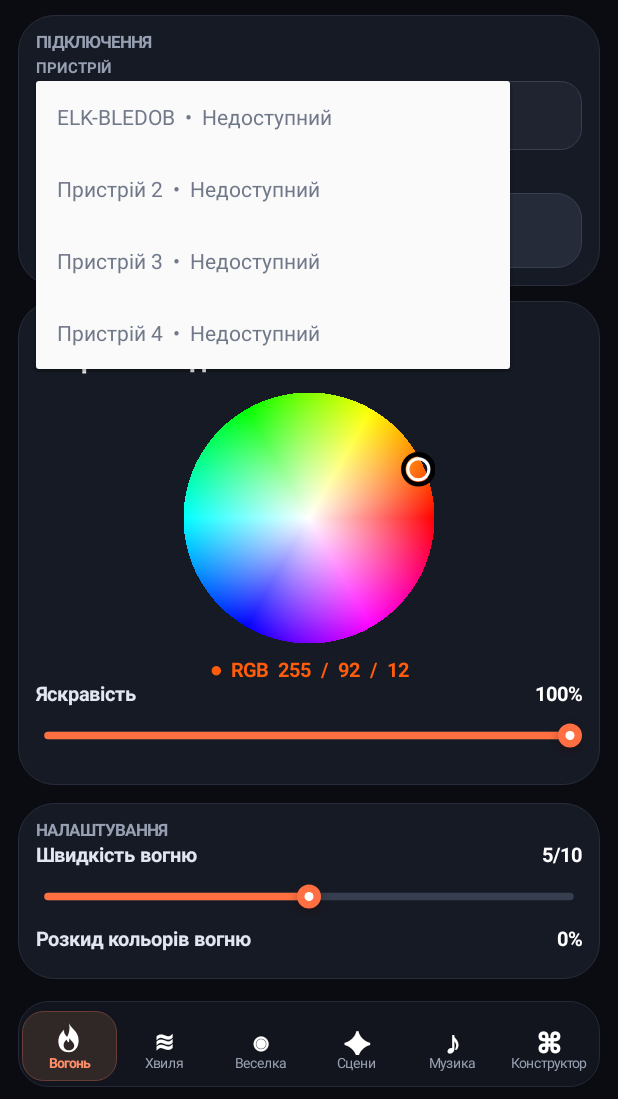
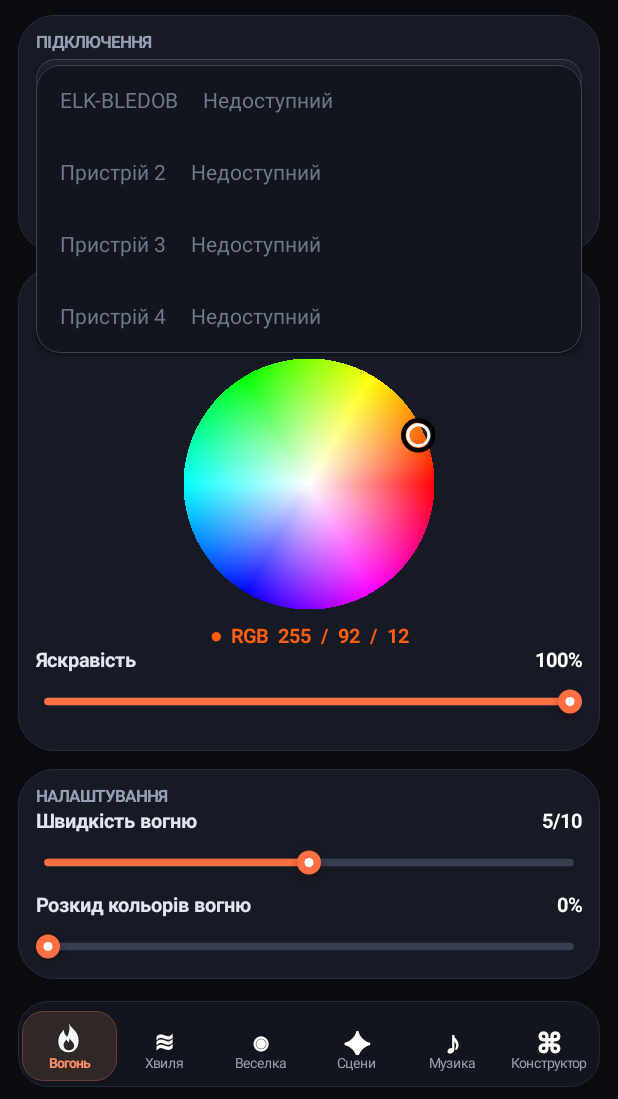
Before and after one commit to DenZel011/Firelight, an Android app: the screen it shows after launch (MainActivity), after a tap on "ELK-BLEDOB", on a phone screen of 412 x 824 dp, the part 137-1236 px from its top. Run offline under Robolectric (Android 15) with nearby library versions, the phone set to English and light mode, and no system bars.

Commit message:
Polish device dropdown layout and popup styling

```diff
--- a/app/src/main/java/com/denzel/firelight/MainActivity.kt
+++ b/app/src/main/java/com/denzel/firelight/MainActivity.kt
@@ -247,41 +247,54 @@ class MainActivity : Activity() {
         val connectionCard = card()
         connectionCard.addView(text("ПІДКЛЮЧЕННЯ", 11f, muted, true))
         addGap(connectionCard, 5)
-        connectionCard.addView(text("ПРИСТРІЙ", 10f, muted, true))
-        addGap(connectionCard, 3)
         deviceAdapter = object : ArrayAdapter<String>(
             this, android.R.layout.simple_spinner_item, deviceNames
         ) {
             override fun isEnabled(position: Int): Boolean = position == 0 && connected
 
             override fun getView(position: Int, convertView: View?, parent: android.view.ViewGroup): View {
-                return (super.getView(position, convertView, parent) as TextView).apply {
+                return (convertView as? TextView ?: TextView(this@MainActivity)).apply {
                     text = deviceNames[position]
-                    textSize = 15f
+                    textSize = 14f
+                    gravity = android.view.Gravity.CENTER_VERTICAL
                     setTextColor(if (position == 0 && connected) Color.WHITE else Color.rgb(112, 120, 137))
-                    setPadding(dp(12), dp(10), dp(12), dp(10))
+                    setPadding(dp(12), 0, dp(34), 0)
+                    includeFontPadding = false
                 }
             }
 
             override fun getDropDownView(position: Int, convertView: View?, parent: android.view.ViewGroup): View {
-                return (super.getDropDownView(position, convertView, parent) as TextView).apply {
-                    text = if (position == 0 && connected) "ELK-BLEDOB  •  Підключено"
-                        else if (position == 0) "ELK-BLEDOB  •  Недоступний"
-                        else "${deviceNames[position]}  •  Недоступний"
+                return (convertView as? TextView ?: TextView(this@MainActivity)).apply {
+                    text = if (position == 0 && connected) "ELK-BLEDOB     Підключено"
+                        else if (position == 0) "ELK-BLEDOB     Недоступний"
+                        else "${deviceNames[position]}     Недоступний"
                     textSize = 14f
+                    gravity = android.view.Gravity.CENTER_VERTICAL
                     setTextColor(if (position == 0 && connected) Color.WHITE else Color.rgb(112, 120, 137))
-                    setPadding(dp(14), dp(12), dp(14), dp(12))
+                    setPadding(dp(16), 0, dp(12), 0)
+                    setBackgroundColor(Color.TRANSPARENT)
+                    minHeight = dp(48)
+                    includeFontPadding = false
                 }
             }
-        }.apply {
-            setDropDownViewResource(android.R.layout.simple_spinner_dropdown_item)
         }
-        val deviceSpinner = Spinner(this).apply {
+        val deviceSpinner = Spinner(this, null, android.R.attr.spinnerStyle, Spinner.MODE_DROPDOWN).apply {
             adapter = deviceAdapter
             setSelection(0)
-            setBackground(rounded(Color.rgb(31, 36, 48), 14, Color.rgb(55, 63, 80)))
+            setBackground(rounded(Color.rgb(29, 34, 46), 13, Color.rgb(61, 70, 88)))
+            setPadding(0, 0, dp(28), 0)
+            dropDownWidth = resources.displayMetrics.widthPixels - dp(48)
+            dropDownHorizontalOffset = 0
+            dropDownVerticalOffset = dp(4)
+            setPopupBackgroundDrawable(rounded(Color.rgb(17, 21, 30), 16, Color.rgb(61, 70, 88)))
         }
-        connectionCard.addView(deviceSpinner, LinearLayout.LayoutParams(-1, dp(46)))
+        val deviceField = FrameLayout(this).apply {
+            addView(deviceSpinner, FrameLayout.LayoutParams(-1, dp(38)))
+            addView(text("⌄", 22f, Color.rgb(190, 199, 215), true).apply {
+                gravity = android.view.Gravity.CENTER
+            }, FrameLayout.LayoutParams(dp(36), -1, android.view.Gravity.END or android.view.Gravity.CENTER_VERTICAL))
+        }
+        connectionCard.addView(deviceField, LinearLayout.LayoutParams(-1, dp(38)))
         addGap(connectionCard, 5)
         status = text("Шукаю ELK-BLEDOB…", 14f, Color.WHITE, true)
         connectionCard.addView(status)
```
